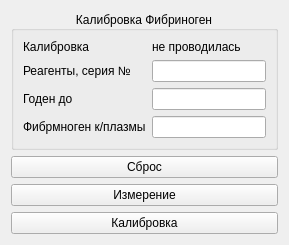
Above: choisedialog/ko3.ui from krang4d/Agrekola before the change. Below: the same form after it.
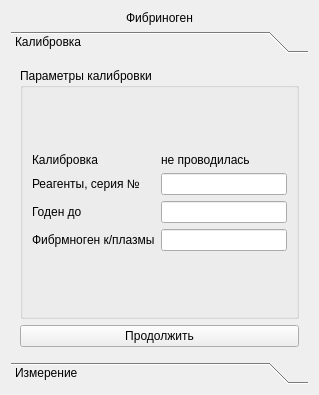
That is the form after the change. The open tabs and pages were chosen to show the change. Custom widgets are drawn as their Qt base class.

```diff
--- a/choisedialog/ko3.ui
+++ b/choisedialog/ko3.ui
@@ -6,22 +6,62 @@
    <rect>
     <x>0</x>
     <y>0</y>
-    <width>289</width>
-    <height>233</height>
+    <width>319</width>
+    <height>395</height>
    </rect>
   </property>
   <property name="windowTitle">
    <string>Form</string>
   </property>
-  <layout class="QVBoxLayout" name="verticalLayout">
+  <layout class="QVBoxLayout" name="verticalLayout_3">
    <item>
-    <widget class="QGroupBox" name="groupBox">
-     <property name="title">
-      <string>Калибровка Фибриноген</string>
+    <widget class="QLabel" name="label">
+     <property name="text">
+      <string>Фибриноген</string>
      </property>
      <property name="alignment">
       <set>Qt::AlignCenter</set>
      </property>
+    </widget>
+   </item>
+   <item>
+    <widget class="QToolBox" name="toolBox">
+     <property name="currentIndex">
+      <number>1</number>
+     </property>
+     <widget class="QWidget" name="page_1">
+      <property name="geometry">
+       <rect>
+        <x>0</x>
+        <y>0</y>
+        <width>301</width>
+        <height>304</height>
+       </rect>
+      </property>
+      <attribute name="label">
+       <string>Калибровка</string>
+      </attribute>
+      <layout class="QVBoxLayout" name="verticalLayout_2">
+       <item>
+        <widget class="QGroupBox" name="groupBox">
+         <property name="title">
+          <string>Параметры калибровки</string>
+         </property>
+         <layout class="QVBoxLayout" name="verticalLayout">
+          <item>
+           <spacer name="verticalSpacer_2">
+            <property name="orientation">
+             <enum>Qt::Vertical</enum>
+            </property>
+            <property name="sizeHint" stdset="0">
+             <size>
+              <width>20</width>
+              <height>43</height>
+             </size>
+            </property>
+           </spacer>
+          </item>
+          <item>
      <layout class="QFormLayout" name="formLayout">
       <item row="0" column="0">
        <widget class="QLabel" name="label_4">
@@ -53,9 +93,6 @@
         </property>
        </widget>
       </item>
-      <item row="1" column="1">
-       <widget class="QLineEdit" name="lineEdit_1"/>
-      </item>
       <item row="2" column="0">
        <widget class="QLabel" name="label_2">
         <property name="text">
@@ -86,30 +123,31 @@
         </property>
        </widget>
       </item>
-     </layout>
-    </widget>
+            <item row="1" column="1">
+             <widget class="QLineEdit" name="lineEdit_1"/>
+            </item>
+           </layout>
    </item>
    <item>
-    <widget class="QPushButton" name="resetButton">
-     <property name="text">
-      <string>Сброс</string>
-     </property>
-    </widget>
-   </item>
-   <item>
-    <widget class="QPushButton" name="startButton">
-     <property name="text">
-      <string>Измерение</string>
-     </property>
-     <property name="shortcut">
-      <string>Return</string>
-     </property>
+           <spacer name="verticalSpacer">
+            <property name="orientation">
+             <enum>Qt::Vertical</enum>
+            </property>
+            <property name="sizeHint" stdset="0">
+             <size>
+              <width>20</width>
+              <height>43</height>
+             </size>
+            </property>
+           </spacer>
+          </item>
+         </layout>
     </widget>
    </item>
    <item>
     <widget class="QPushButton" name="calibr1Button">
      <property name="text">
-      <string>Калибровка</string>
+          <string>Продолжить</string>
      </property>
      <property name="shortcut">
       <string>Ctrl+Return</string>
@@ -118,6 +156,31 @@
    </item>
   </layout>
  </widget>
+     <widget class="StartMeasurment" name="page_2">
+      <property name="geometry">
+       <rect>
+        <x>0</x>
+        <y>0</y>
+        <width>301</width>
+        <height>304</height>
+       </rect>
+      </property>
+      <attribute name="label">
+       <string>Измерение</string>
+      </attribute>
+     </widget>
+    </widget>
+   </item>
+  </layout>
+ </widget>
+ <customwidgets>
+  <customwidget>
+   <class>StartMeasurment</class>
+   <extends>QWidget</extends>
+   <header location="global">startmeasurment.h</header>
+   <container>1</container>
+  </customwidget>
+ </customwidgets>
  <resources/>
  <connections/>
 </ui>
```
Lines whose indentation alone changed are shown as unchanged.
